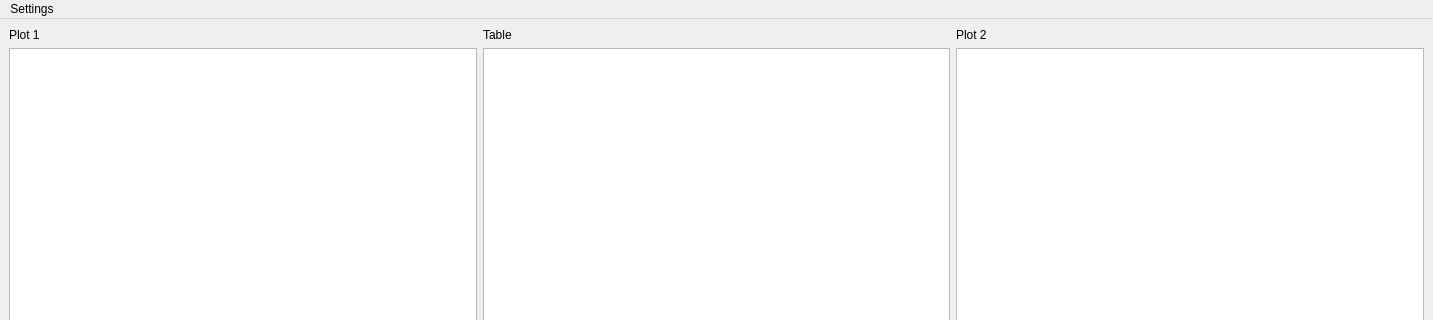
Qt form bec_widgets/examples/modular_app/modular.ui (bec-project/bec_widgets) before a commit; both pictures show x 0 to 1433 and y 0 to 320 of the 1433 by 689 pixel window.
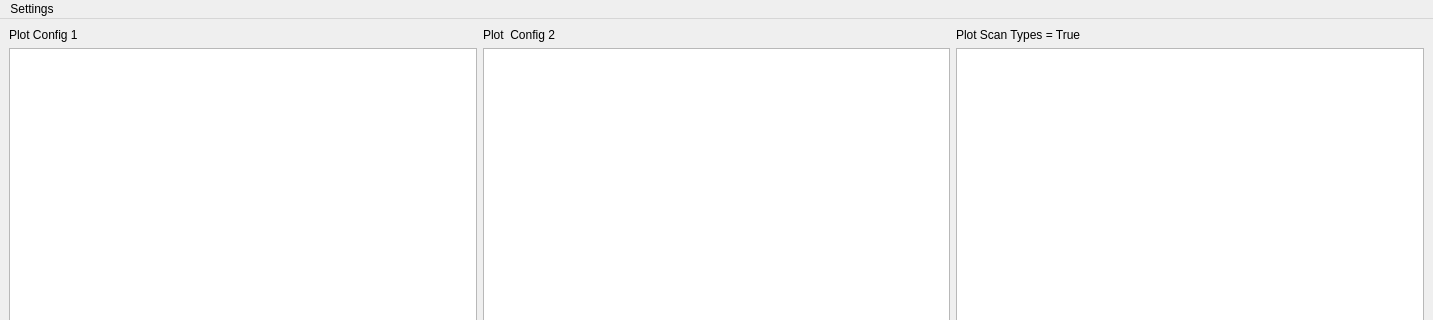
The same form after that commit.

Commit message: fix: scan_mode for BECDeviceMonitor fixed init_ui

```diff
--- a/bec_widgets/examples/modular_app/modular.ui
+++ b/bec_widgets/examples/modular_app/modular.ui
@@ -15,17 +15,20 @@
   </property>
   <widget class="QWidget" name="centralwidget">
    <layout class="QGridLayout" name="gridLayout">
+    <item row="2" column="1">
+     <widget class="QGraphicsView" name="glw_2"/>
+    </item>
     <item row="1" column="1">
-     <widget class="QLabel" name="label_2">
-      <property name="text">
-       <string>Table </string>
-      </property>
-     </widget>
-    </item>
-    <item row="1" column="2">
      <widget class="QLabel" name="label_3">
       <property name="text">
-       <string>Plot 2</string>
+       <string>Plot  Config 2</string>
+      </property>
+     </widget>
+    </item>
+    <item row="1" column="0">
+     <widget class="QLabel" name="label">
+      <property name="text">
+       <string>Plot Config 1</string>
       </property>
      </widget>
     </item>
@@ -36,12 +39,12 @@
      <widget class="QTableWidget" name="tableWidget"/>
     </item>
     <item row="2" column="2">
-     <widget class="QGraphicsView" name="glw_2"/>
+     <widget class="QGraphicsView" name="glw_3"/>
     </item>
-    <item row="1" column="0">
-     <widget class="QLabel" name="label">
+    <item row="1" column="2">
+     <widget class="QLabel" name="label_2">
       <property name="text">
-       <string>Plot 1</string>
+       <string>Plot Scan Types = True</string>
       </property>
      </widget>
     </item>
```
Left out of the diff: 3 changed lines with no effect on the pictures. The commit also changes 2 other files.
